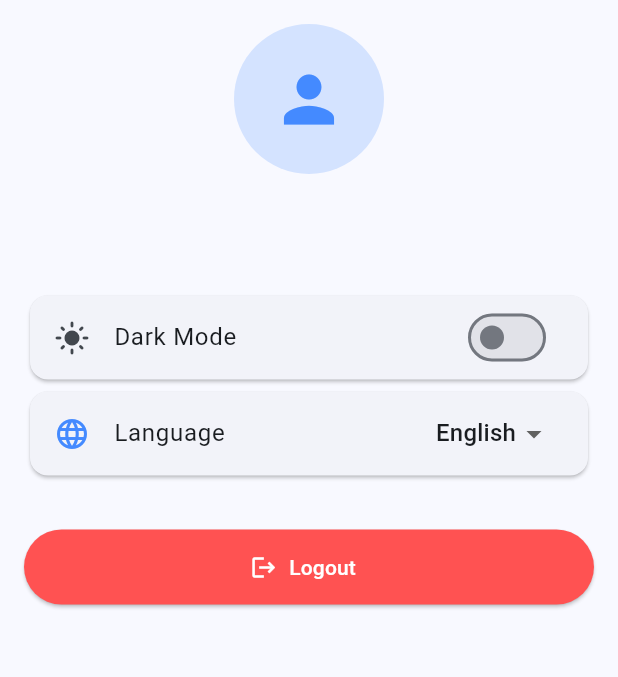
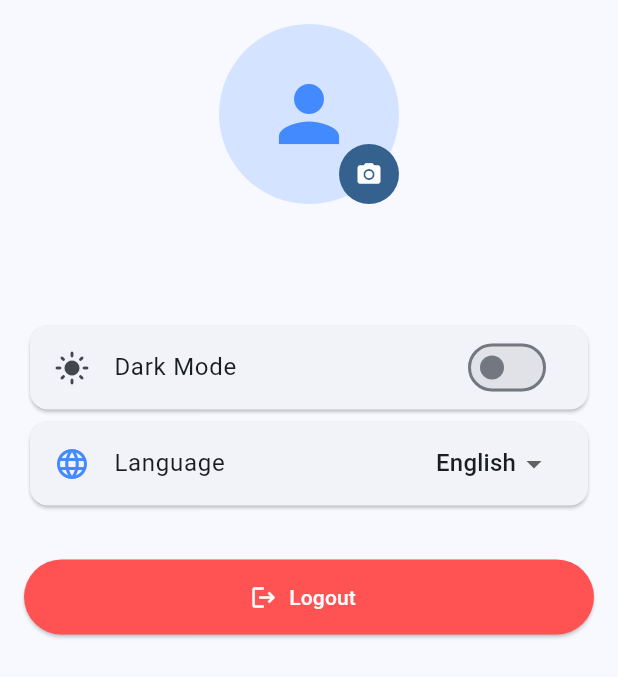
Before and after one commit to Valluripurna/Law-Lens, a Flutter app: the ProfileScreen widget shown alone on an empty page, opened directly, on a phone screen of 412 x 824 dp. Shown: the top 677 px of the screen. Run offline on Flutter 3.47's test engine with Material 3 defaults, Android fonts, the phone set to English and light mode, and no system bars; our stand-ins replace cloud_firestore, file_picker, firebase_auth, firebase_core, firebase_storage, flutter_markdown_plus and 5 more; missing offline and left inert: syncfusion_flutter_pdf; accounts and stored records are empty; network calls fail.

Commit message:
feat: implement dynamic profile picture, account verification heartbeat, and unified userId synchronization

```diff
--- a/frontend/lib/screens/login_screen.dart
+++ b/frontend/lib/screens/login_screen.dart
@@ -78,6 +78,7 @@ class _LoginScreenState extends State<LoginScreen> {
       if (result['success']) {
         final String email = result['email'];
         final String uid = result['uid'];
+        final String? photoUrl = result['photoUrl'];
 
         bool exists = await authServiceInstance.userExists(email);
 
@@ -93,6 +94,9 @@ class _LoginScreenState extends State<LoginScreen> {
             await prefs.setString('jwt_token', uid);
             await prefs.setString('userId', uid);
             await prefs.setString('userEmail', email);
+            if (photoUrl != null) {
+              await prefs.setString('userPhotoUrl', photoUrl);
+            }
 
             if (!mounted) return;
             Fluttertoast.showToast(msg: 'Welcome back!', backgroundColor: const Color(0xFFFAC25A), textColor: Colors.black);
@@ -108,7 +112,7 @@ class _LoginScreenState extends State<LoginScreen> {
             Fluttertoast.showToast(msg: 'Account already exists. Please Sign In.', backgroundColor: Colors.blueGrey);
             setState(() => _isLogin = true);
           } else {
-            await authServiceInstance.registerUserInFirestore(email, uid);
+            await authServiceInstance.registerUserInFirestore(email, uid, photoUrl: photoUrl);
             await authServiceInstance.logout(); // Force them to sign in
             Fluttertoast.showToast(msg: 'Account created! Please Sign In now.', backgroundColor: Colors.green);
             setState(() => _isLogin = true);
--- a/frontend/lib/screens/profile_screen.dart
+++ b/frontend/lib/screens/profile_screen.dart
@@ -2,6 +2,9 @@ import 'package:flutter/material.dart';
 import 'package:provider/provider.dart';
 import 'package:fluttertoast/fluttertoast.dart';
 import 'package:shared_preferences/shared_preferences.dart';
+import 'package:image_picker/image_picker.dart';
+import 'package:firebase_storage/firebase_storage.dart';
+import 'dart:io';
 
 import '../providers/theme_provider.dart';
 import '../services/auth_service.dart';
@@ -17,6 +20,8 @@ class ProfileScreen extends StatefulWidget {
 class _ProfileScreenState extends State<ProfileScreen> {
   String _email = "";
   String _language = "English";
+  String? _photoUrl;
+  bool _isUploading = false;
 
   @override
   void initState() {
@@ -29,7 +34,43 @@ class _ProfileScreenState extends State<ProfileScreen> {
     setState(() {
       _email = prefs.getString('userEmail') ?? "User";
       _language = prefs.getString('language') ?? "English";
+      _photoUrl = prefs.getString('userPhotoUrl');
     });
+  }
+
+  Future<void> _pickAndUploadImage() async {
+    final picker = ImagePicker();
+    final XFile? image = await picker.pickImage(source: ImageSource.gallery, imageQuality: 50);
+
+    if (image == null) return;
+
+    setState(() => _isUploading = true);
+
+    try {
+      SharedPreferences prefs = await SharedPreferences.getInstance();
+      String? userId = prefs.getString('userId');
+      if (userId == null) throw Exception("User ID not found");
+
+      // 1. Upload to Firebase Storage
+      Reference ref = FirebaseStorage.instance.ref().child('profiles').child('$userId.jpg');
+      await ref.putFile(File(image.path));
+
+      // 2. Get Download URL
+      String downloadUrl = await ref.getDownloadURL();
+
+      // 3. Update Firestore & Local Storage
+      await AuthService().updateProfilePicture(_email, downloadUrl);
+
+      setState(() {
+        _photoUrl = downloadUrl;
+      });
+
+      Fluttertoast.showToast(msg: "Profile picture updated!");
+    } catch (e) {
+      Fluttertoast.showToast(msg: "Upload failed: $e", backgroundColor: Colors.redAccent);
+    } finally {
+      setState(() => _isUploading = false);
+    }
   }
 
   void _logout(BuildContext context) async {
@@ -47,10 +88,37 @@ class _ProfileScreenState extends State<ProfileScreen> {
     return ListView(
       padding: const EdgeInsets.all(16.0),
       children: [
-        CircleAvatar(
-          radius: 50,
-          backgroundColor: Colors.blueAccent.withAlpha(51),
-          child: const Icon(Icons.person, size: 50, color: Colors.blueAccent),
+        Center(
+          child: Stack(
+            children: [
+              CircleAvatar(
+                radius: 60,
+                backgroundColor: Colors.blueAccent.withAlpha(51),
+                backgroundImage: _photoUrl != null && _photoUrl!.isNotEmpty
+                  ? NetworkImage(_photoUrl!)
+                  : null,
+                child: _photoUrl == null || _photoUrl!.isEmpty
+                    ? const Icon(Icons.person, size: 60, color: Colors.blueAccent)
+                    : null,
+              ),
+              if (_isUploading)
+                const Positioned.fill(
+                  child: Center(child: CircularProgressIndicator(color: Colors.white)),
+                ),
+              Positioned(
+                right: 0,
+                bottom: 0,
+                child: GestureDetector(
+                  onTap: _pickAndUploadImage,
+                  child: CircleAvatar(
+                    radius: 20,
+                    backgroundColor: Theme.of(context).primaryColor,
+                    child: const Icon(Icons.camera_alt, size: 18, color: Colors.white),
+                  ),
+                ),
+              ),
+            ],
+          ),
         ),
         const SizedBox(height: 16),
         Text(
--- a/frontend/pubspec.yaml
+++ b/frontend/pubspec.yaml
@@ -51,6 +51,7 @@ dependencies:
   url_launcher: ^6.3.2
   flutter_markdown_plus: ^1.0.7
   syncfusion_flutter_pdf: ^33.1.47
+  firebase_storage: ^13.2.0
 
 dev_dependencies:
   flutter_test:
```
Also changed, not shown: frontend/lib/main.dart (+11 -0 lines), frontend/lib/services/auth_service.dart (+19 -5 lines), frontend/pubspec.lock, 3 other files.
